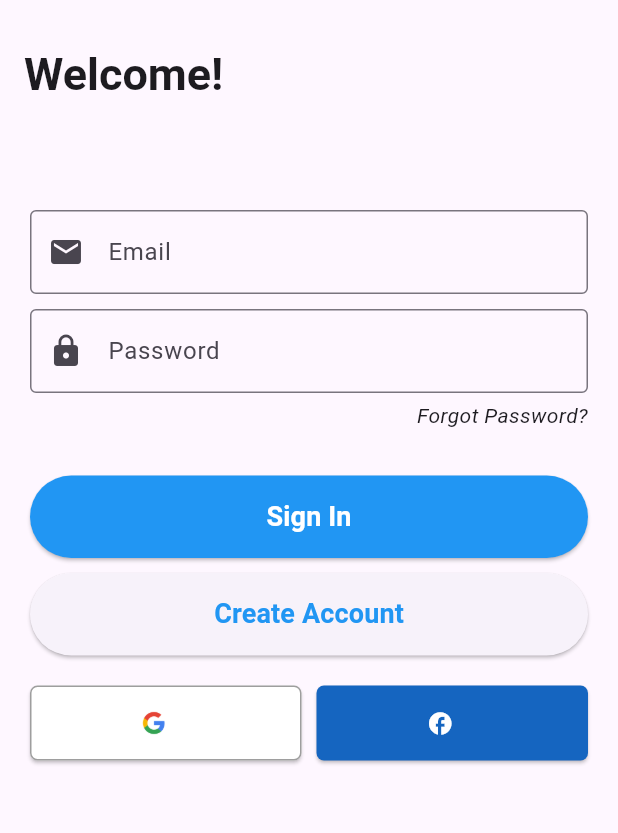
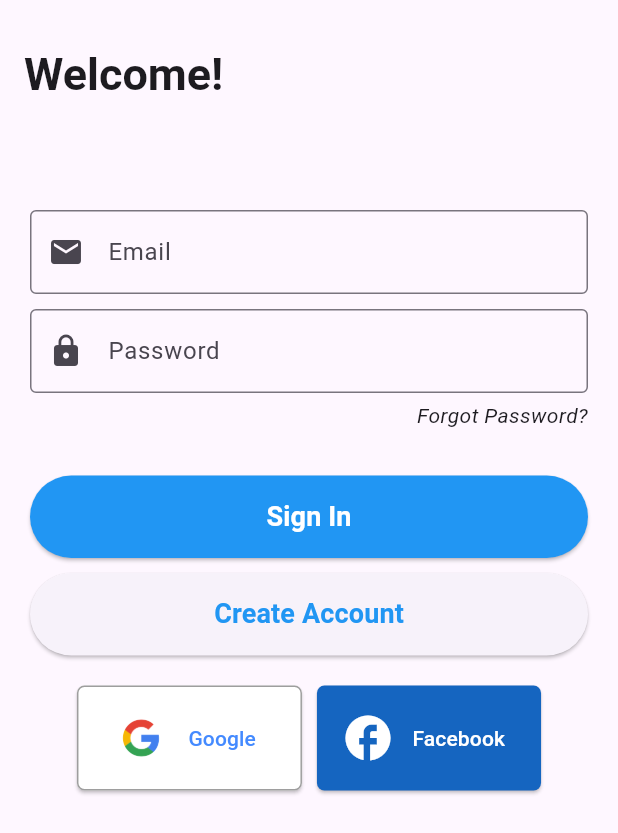
Before and after one commit to GaryXian/Flutter-Real-time-Messaging-and-Video-calls-Application, a Flutter app: the screen it shows after launch, on a phone screen of 412 x 824 dp. Shown: the top 833 px of the screen. Run offline on Flutter 3.47's test engine with Material 3 defaults, Android fonts, the phone set to English and light mode, and no system bars; our stand-ins replace cloud_firestore, file_picker, firebase_auth, firebase_core, firebase_storage, google_sign_in and 1 more; missing offline and left inert: flutter_facebook_auth, flutter_webrtc, mime_type; accounts and stored records are empty.

Commit message:
Login auth buttons UI update

```diff
--- a/lib/authentication_screens/login_screen.dart
+++ b/lib/authentication_screens/login_screen.dart
@@ -343,10 +343,9 @@ Future<void> loginWithFacebook() async {
               mainAxisAlignment: MainAxisAlignment.center,
               children: [
                 const SizedBox(height: 20),
-                Expanded(
-                  child: ElevatedButton.icon(
+                ElevatedButton.icon(
                   style: ElevatedButton.styleFrom(
-                      minimumSize: Size(50, 50), // Adjust size for better layout
+                    minimumSize: Size(150, 70), // Adjust size for better layout
                     backgroundColor: Colors.white,
                     side: const BorderSide(color: Colors.grey), // Adds border for visibility
                     shape: RoundedRectangleBorder(
@@ -354,24 +353,25 @@ Future<void> loginWithFacebook() async {
                     ),
                   ),
                   onPressed: loginWithGoogle,
-                    icon: Image.asset('lib/assets/images/google_icon.png', height: 24),
-                    label: Text(''), // Ensure correct file path
-                  ),
+                  icon: Image.asset('lib/assets/images/google_icon.png', height: 40),
+                  label: Text(' Google', style: TextStyle(
+                    color: Colors.blueAccent
+                  ),), // Ensure correct file path
                 ),
                 const SizedBox(width: 10), // Adds spacing
-                Expanded(
-                  child: ElevatedButton.icon(
+                ElevatedButton.icon(
                   style: ElevatedButton.styleFrom(
-                      minimumSize: Size(50, 50),
+                    minimumSize: Size(50, 70),
                     backgroundColor: Colors.blue[800],
                     shape: RoundedRectangleBorder(
                       borderRadius: BorderRadius.circular(5), // Ensures sharp corners for a square button
                     ),
                   ),
                   onPressed: loginWithFacebook,
-                    icon: const Icon(Icons.facebook, color: Colors.white),
-                    label: Text(''),
-                  ),
+                  icon: const Icon(Icons.facebook, color: Colors.white, size: 36,),
+                  label: Text(' Facebook', style: TextStyle(
+                    color: Colors.white
+                  ),),
                 ),
               ],
             ),
--- a/lib/main.dart
+++ b/lib/main.dart
@@ -2,7 +2,6 @@ import 'package:flutter/material.dart';
 import 'package:provider/provider.dart';
 import 'package:firebase_core/firebase_core.dart';
 import 'package:firebase_auth/firebase_auth.dart';
-
 import 'firebase_options.dart';
 import 'home/home.dart';
 import 'main_screens/friends_screen.dart';
```
Lines whose indentation alone changed are shown as unchanged.
